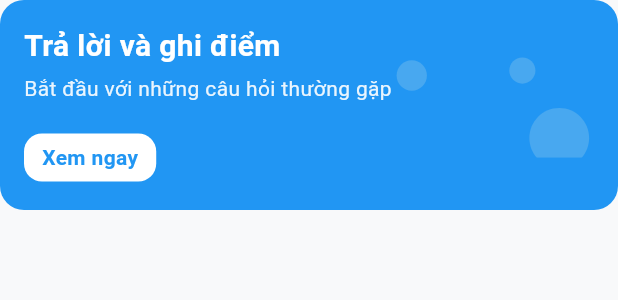
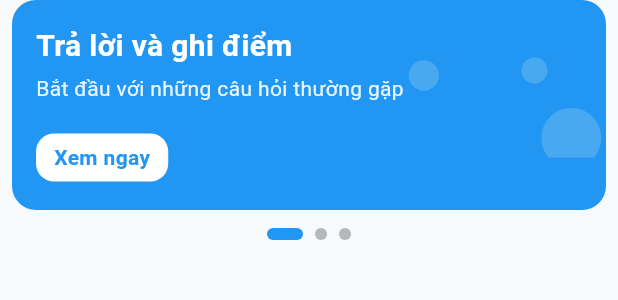
Before and after one commit to nhattVim/QnuQuiz, a Flutter app: the ActionCard widget shown alone on an empty page, opened directly, on a phone screen of 412 x 824 dp. Shown: the top 300 px of the screen. Run offline on Flutter 3.47's test engine with Material 3 defaults, Android fonts, the phone set to English and light mode, and no system bars; our stand-ins replace appwrite, device_preview, dio, file_picker, fl_chart, flutter_boxicons and 10 more; accounts and stored records are empty; network calls fail; project files that could hold a hidden picture were left out.

Commit message:
feat: refactor ActionCard to use data model and enhance UI with page indicators

```diff
--- a/frontend/lib/pages/dashboard_page.dart
+++ b/frontend/lib/pages/dashboard_page.dart
@@ -10,7 +10,6 @@ import 'package:frontend/widgets/dashboard/greeting_section.dart';
 import 'package:frontend/widgets/dashboard/recent_section.dart';
 import 'package:frontend/widgets/dashboard/search_bar.dart';
 
-// Provider để lấy thông tin user hiện tại
 final currentUserProfileProvider = FutureProvider.autoDispose<dynamic>((
   ref,
 ) async {
@@ -18,7 +17,6 @@ final currentUserProfileProvider = FutureProvider.autoDispose<dynamic>((
   return await userService.getCurrentUserProfile();
 });
 
-// Provider để lấy danh sách categories
 final categoriesProvider = FutureProvider.autoDispose<List<ExamCategoryModel>>((
   ref,
 ) async {
@@ -26,18 +24,15 @@ final categoriesProvider = FutureProvider.autoDispose<List<ExamCategoryModel>>((
   return await examService.getAllCategories();
 });
 
-// Provider để lấy lịch sử làm bài (tất cả để tính points)
 final allExamHistoryProvider =
     FutureProvider.autoDispose<List<ExamHistoryModel>>((ref) async {
       final examHistoryService = ref.watch(examHistoryServiceProvider);
       return await examHistoryService.getExamHistory();
     });
 
-// Provider để lấy lịch sử làm bài gần đây (5 bài)
 final recentExamHistoryProvider =
     FutureProvider.autoDispose<List<ExamHistoryModel>>((ref) async {
       final allHistory = await ref.watch(allExamHistoryProvider.future);
-      // Chỉ lấy 5 bài gần nhất
       final history = List<ExamHistoryModel>.from(allHistory);
       history.sort((a, b) {
         if (a.completionDate == null && b.completionDate == null) return 0;
@@ -48,11 +43,9 @@ final recentExamHistoryProvider =
       return history.take(5).toList();
     });
 
-// Provider để tính tổng points từ tất cả exam history
 final totalPointsProvider = FutureProvider.autoDispose<int>((ref) async {
   final allHistory = await ref.watch(allExamHistoryProvider.future);
 
-  // Tính tổng score từ tất cả bài thi đã hoàn thành
   double totalScore = 0;
   for (var history in allHistory) {
     if (history.score != null) {
@@ -99,7 +92,6 @@ class DashboardPage extends ConsumerWidget {
                       String? avatarUrl;
 
                       if (profile is StudentModel) {
-                        // Lấy tên chính (tên cuối) từ fullName
                         String fullName =
                             profile.fullName ??
                             profile.username ??
@@ -149,7 +141,7 @@ class DashboardPage extends ConsumerWidget {
                 ),
                 const SizedBox(height: 16),
                 const Padding(
-                  padding: EdgeInsets.symmetric(horizontal: 16),
+                  padding: EdgeInsets.symmetric(horizontal: 8),
                   child: ActionCard(),
                 ),
                 const SizedBox(height: 16),
--- a/frontend/lib/widgets/dashboard/action_card.dart
+++ b/frontend/lib/widgets/dashboard/action_card.dart
@@ -2,23 +2,131 @@ import 'package:flutter/material.dart';
 import 'package:flutter_svg/flutter_svg.dart';
 import 'package:frontend/screens/exam/exam_list_screen.dart';
 
-class ActionCard extends StatelessWidget {
+class ActionCardData {
+  final String title;
+  final String subtitle;
+  final String buttonText;
+  final Color backgroundColor;
+  final VoidCallback? onTap;
+
+  ActionCardData({
+    required this.title,
+    required this.subtitle,
+    required this.buttonText,
+    required this.backgroundColor,
+    this.onTap,
+  });
+}
+
+class ActionCard extends StatefulWidget {
   const ActionCard({super.key});
+
+  @override
+  State<ActionCard> createState() => _ActionCardState();
+}
+
+class _ActionCardState extends State<ActionCard> {
+  final PageController _pageController = PageController();
+  int _currentPage = 0;
+
+  @override
+  void dispose() {
+    _pageController.dispose();
+    super.dispose();
+  }
 
   @override
   Widget build(BuildContext context) {
     final colorScheme = Theme.of(context).colorScheme;
+
+    final List<ActionCardData> slides = [
+      ActionCardData(
+        title: "Trả lời và ghi điểm",
+        subtitle: "Bắt đầu với những câu hỏi thường gặp",
+        buttonText: "Xem ngay",
+        backgroundColor: colorScheme.primary,
+        onTap: () {
+          Navigator.of(context).push(
+            MaterialPageRoute(builder: (context) => const ExamListScreen()),
+          );
+        },
+      ),
+      ActionCardData(
+        title: "Thách thức bản thân",
+        subtitle: "Kiểm tra kiến thức với đề thi mới nhất",
+        buttonText: "Làm bài",
+        backgroundColor: colorScheme.tertiary,
+        onTap: () {
+          Navigator.of(context).push(
+            MaterialPageRoute(builder: (context) => const ExamListScreen()),
+          );
+        },
+      ),
+      ActionCardData(
+        title: "Ôn tập hiệu quả",
+        subtitle: "Xem lại các bài đã làm và cải thiện điểm số",
+        buttonText: "Xem lịch sử",
+        backgroundColor: colorScheme.secondary,
+        onTap: () {
+          // Navigate to history or review screen
+          Navigator.of(context).push(
+            MaterialPageRoute(builder: (context) => const ExamListScreen()),
+          );
+        },
+      ),
+    ];
+
+    return SizedBox(
+      height: 160,
+      child: Column(
+        children: [
+          Expanded(
+            child: PageView.builder(
+              controller: _pageController,
+              onPageChanged: (index) {
+                setState(() {
+                  _currentPage = index;
+                });
+              },
+              itemCount: slides.length,
+              itemBuilder: (context, index) {
+                final slide = slides[index];
+                return _buildSlide(context, slide, colorScheme);
+              },
+            ),
+          ),
+          const SizedBox(height: 12),
+          _buildPageIndicator(slides.length, colorScheme),
+        ],
+      ),
+    );
+  }
+
+  Widget _buildSlide(
+    BuildContext context,
+    ActionCardData slide,
+    ColorScheme colorScheme,
+  ) {
+    // Darken bright colors in dark mode for better text visibility
+    final backgroundColor =
+        colorScheme.brightness == Brightness.dark &&
+            (slide.backgroundColor == colorScheme.tertiary ||
+                slide.backgroundColor == colorScheme.secondary)
+        ? Color.alphaBlend(
+            Colors.black.withValues(alpha: 0.3),
+            slide.backgroundColor,
+          )
+        : slide.backgroundColor;
+
     return Container(
-      // give a fixed height so Stack/Positioned.fill have finite constraints
-      padding: const EdgeInsets.only(right: 16),
-      height: 140,
+      margin: const EdgeInsets.symmetric(horizontal: 8),
       decoration: BoxDecoration(
-        color: colorScheme.primary,
+        color: backgroundColor,
         borderRadius: BorderRadius.circular(16),
       ),
       child: Stack(
         children: [
-          // SVG background, painted first (so it's behind the content)
+          // SVG background
           Positioned.fill(
             child: Align(
               alignment: Alignment.centerRight,
@@ -31,7 +139,7 @@ class ActionCard extends StatelessWidget {
             ),
           ),
 
-          // Foreground content that will be painted over the SVG
+          // Foreground content
           Positioned.fill(
             child: Container(
               padding: const EdgeInsets.all(16),
@@ -40,7 +148,7 @@ class ActionCard extends StatelessWidget {
                 mainAxisSize: MainAxisSize.min,
                 children: [
                   Text(
-                    "Trả lời và ghi điểm",
+                    slide.title,
                     style: TextStyle(
                       fontWeight: FontWeight.bold,
                       fontSize: 20,
@@ -49,20 +157,14 @@ class ActionCard extends StatelessWidget {
                   ),
                   const SizedBox(height: 4),
                   Text(
-                    "Bắt đầu với những câu hỏi thường gặp",
+                    slide.subtitle,
                     style: TextStyle(
                       color: colorScheme.onPrimary.withValues(alpha: 0.9),
                     ),
                   ),
                   const SizedBox(height: 20),
                   GestureDetector(
-                    onTap: () {
-                      Navigator.of(context).push(
-                        MaterialPageRoute(
-                          builder: (context) => const ExamListScreen(),
-                        ),
-                      );
-                    },
+                    onTap: slide.onTap,
                     child: Container(
                       padding: const EdgeInsets.symmetric(
                         horizontal: 12,
@@ -73,10 +175,10 @@ class ActionCard extends StatelessWidget {
                         borderRadius: BorderRadius.circular(12),
                       ),
                       child: Text(
-                        "Xem ngay",
+                        slide.buttonText,
                         style: TextStyle(
                           fontWeight: FontWeight.bold,
-                          color: colorScheme.primary,
+                          color: backgroundColor,
                         ),
                       ),
                     ),
@@ -89,4 +191,25 @@ class ActionCard extends StatelessWidget {
       ),
     );
   }
+
+  Widget _buildPageIndicator(int count, ColorScheme colorScheme) {
+    return Row(
+      mainAxisAlignment: MainAxisAlignment.center,
+      children: List.generate(
+        count,
+        (index) => AnimatedContainer(
+          duration: const Duration(milliseconds: 300),
+          margin: const EdgeInsets.symmetric(horizontal: 4),
+          width: _currentPage == index ? 24 : 8,
+          height: 8,
+          decoration: BoxDecoration(
+            color: _currentPage == index
+                ? colorScheme.primary
+                : colorScheme.onSurface.withValues(alpha: 0.3),
+            borderRadius: BorderRadius.circular(4),
+          ),
+        ),
+      ),
+    );
+  }
 }
```
Also changed, not shown: frontend/pubspec.lock.
